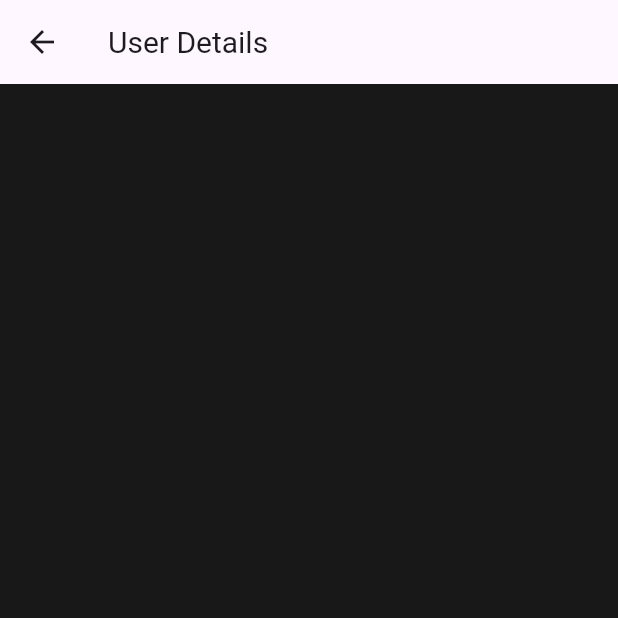
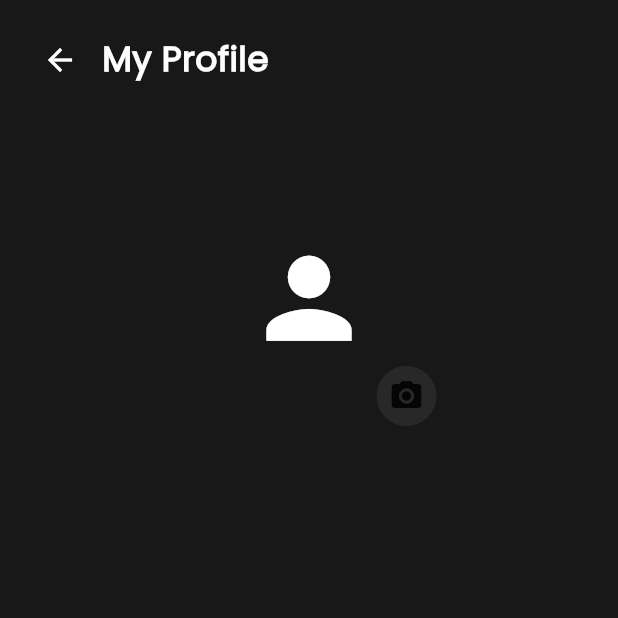
Before and after one commit to iemtiyaz-tharwat/Tasky, a Flutter app: the ProfileScreen screen opened directly, on a phone screen of 412 x 824 dp, the top half of it. Run offline on Flutter 3.47's test engine with Material 3 defaults, Android fonts, the light colour scheme and no system bars; our stand-ins replace flutter_svg, percent_indicator.

Commit message:
User name provider is done over the whole app

```diff
--- /dev/null
+++ b/lib/provider/user_name_controller.dart
@@ -0,0 +1,12 @@
+import 'package:flutter/material.dart';
+
+class UserNameProvider extends ChangeNotifier {
+  String? _userName;
+  String? get userName => _userName;
+  void setUserName(String newUserName) {
+    _userName = newUserName;
+
+    debugPrint('UserNameProvider: setUserName -> "$_userName"');
+    notifyListeners();
+  }
+}
--- a/lib/screens/add_task.dart
+++ b/lib/screens/add_task.dart
@@ -23,7 +23,6 @@ class _AddTaskScreenState extends State<AddTaskScreen> {
   Widget build(BuildContext context) {
     return Scaffold(
       appBar: AppBar(
-        backgroundColor: Color(0x0f181818),
         leading: IconButton(
           icon: Icon(Icons.arrow_back),
           onPressed: () {
--- a/lib/screens/profile_screen.dart
+++ b/lib/screens/profile_screen.dart
@@ -1,4 +1,7 @@
 import 'package:flutter/material.dart';
+import 'package:provider/provider.dart';
+import 'package:tasky/customWidgets/custom_text_style.dart';
+import 'package:tasky/provider/user_name_controller.dart';
 
 class ProfileScreen extends StatefulWidget {
   const ProfileScreen({super.key});
@@ -10,8 +13,76 @@ class ProfileScreen extends StatefulWidget {
 class _ProfileScreenState extends State<ProfileScreen> {
   @override
   Widget build(BuildContext context) {
+    final userName = Provider.of<UserNameProvider>(context).userName ?? '';
     return Scaffold(
-      appBar: AppBar(title: Text("User Details", style: TextStyle(fontSize: 20),), ),
+      body: SafeArea(
+        child: Padding(
+          padding: const EdgeInsets.all(16.0),
+          child: Column(
+            crossAxisAlignment: CrossAxisAlignment.start,
+            children: [
+              Row(
+                children: [
+                  IconButton(
+                    onPressed: () {
+                      Navigator.pop(context);
+                    },
+                    icon: Icon(Icons.arrow_back),
+                    color: Colors.white,
+                  ),
+                  SizedBox(width: 4),
+                  CustomTextStyle(
+                    text: "My Profile",
+                    fontSize: 23,
+                    fontFamily: "Poppins",
+                  ),
+                ],
+              ),
+              SizedBox(height: 50),
+              Center(
+                child: Stack(
+                  children: [
+                    CircleAvatar(
+                      backgroundColor: Color(0xff181818),
+                      radius: 85,
+                      child: Icon(Icons.person, size: 85, color: Colors.white),
+                    ),
+                    Positioned(
+                      right: 0,
+                      bottom: 0,
+                      child: Container(
+                        padding: EdgeInsets.all(8),
+                        decoration: BoxDecoration(
+                          color: Color(0xff282828),
+                          shape: BoxShape.circle,
+                        ),
+                        child: Icon(Icons.camera_alt),
+                      ),
+
+                    ),
+                  ],
+                ),
+
+              ),
+              Center(
+                child: Column(
+                  crossAxisAlignment: CrossAxisAlignment.center,
+                  mainAxisAlignment: MainAxisAlignment.center,
+                  children: [
+                    Row(
+                      crossAxisAlignment: CrossAxisAlignment.center,
+                      mainAxisAlignment: MainAxisAlignment.center,
+                      children: [
+                        CustomTextStyle(text: "$userName", fontSize: 20, fontFamily: "Poppins")
+                      ],
+                    )
+                  ],
+                ),
+              )
+            ],
+          ),
+        ),
+      ),
     );
   }
 }
```
Also changed, not shown: lib/main.dart (+17 -7 lines), lib/screens/build_page.dart (+5 -5 lines), lib/screens/home_screen.dart (+8 -6 lines), lib/screens/tasky_name.dart (+11 -1 lines), assets/images/people.png (added), assets/images/user-profile.png (added), assets/images/user.png (added), lib/screens/elevated_botton.dart (line endings or trailing spaces).
